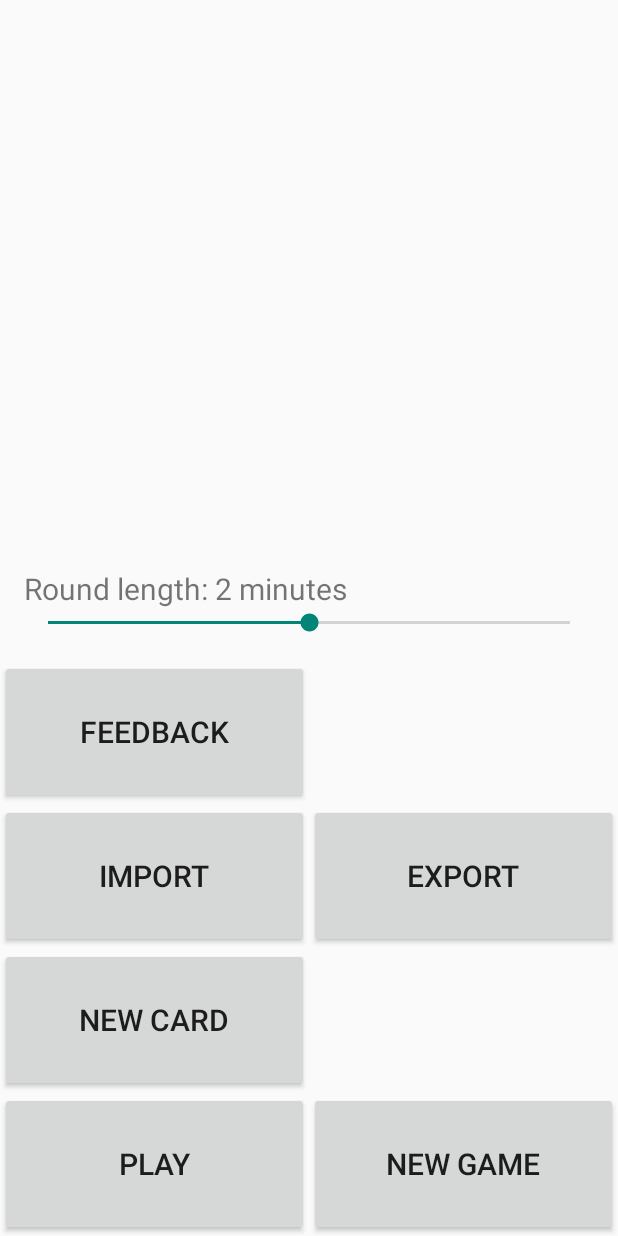
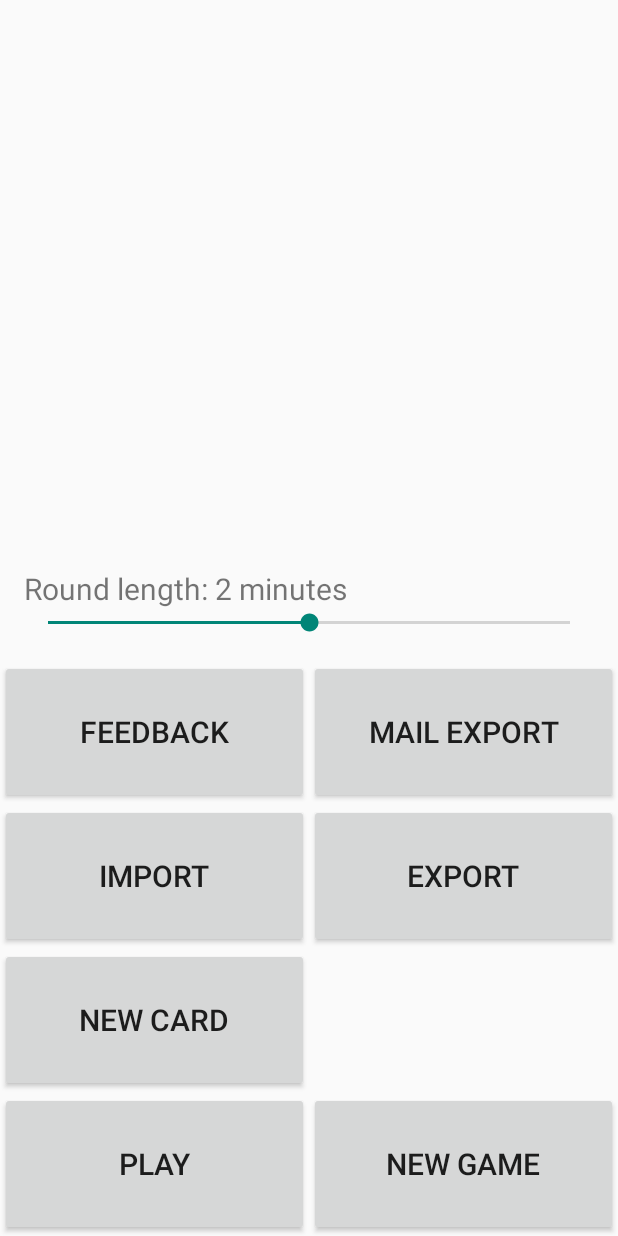
Before and after one commit to rillig/GuessWords, an Android app: the screen it shows after launch (MainActivity), on a phone screen of 412 x 824 dp. Run offline under Robolectric (Android 15) with nearby library versions, the phone set to English and light mode, and no system bars.

Commit message:
Export cards via mail and other messaging services

```diff
--- a/app/src/main/res/layout/activity_main.xml
+++ b/app/src/main/res/layout/activity_main.xml
@@ -48,10 +48,14 @@
             android:text="@string/feedback_button"
             android:textSize="20sp"/>
 
-        <Space
-            android:layout_width="wrap_content"
-            android:layout_height="wrap_content"
-            android:layout_weight="1"/>
+        <Button
+            android:id="@+id/export_mail_button"
+            android:layout_width="0dp"
+            android:layout_height="96sp"
+            android:layout_weight="1"
+            android:onClick="mailExport"
+            android:text="@string/export_mail_button"
+            android:textSize="20sp"/>
     </LinearLayout>
 
     <LinearLayout
--- a/app/src/main/res/values/strings.xml
+++ b/app/src/main/res/values/strings.xml
@@ -11,11 +11,12 @@
     <string name="round_length_600s">10 minutes</string>
 
     <string name="feedback_button">Feedback</string>
+    <string name="export_mail_button">Mail export</string>
     <string name="import_button">Import</string>
     <string name="export_button">Export</string>
-    <string name="new_game_button">New game</string>
     <string name="new_card_button">New Card</string>
     <string name="play_button">Play</string>
+    <string name="new_game_button">New game</string>
 
     <string name="feedback_mail_subject">Feedback for Taboo</string>
 
@@ -50,4 +51,7 @@
     <string name="skip_button">Next</string>
     <string name="correct_button">Correct</string>
     <string name="import_no_cards_found">The clipboard does not contain cards to import.</string>
+    <string name="export_mail_body">Word list for taboo</string>
+    <string name="export_mail_file_name">GuessWords %s.csv</string>
+    <string name="export_mail_subject">Subject</string>
 </resources>
```
Also changed, not shown: app/src/main/AndroidManifest.xml (+8 -0 lines), app/src/main/java/de/roland_illig/guesswords/ExportContentProvider.kt (added, +36 -0 lines), app/src/main/java/de/roland_illig/guesswords/MainActivity.kt (+41 -1 lines), 1 other file.
